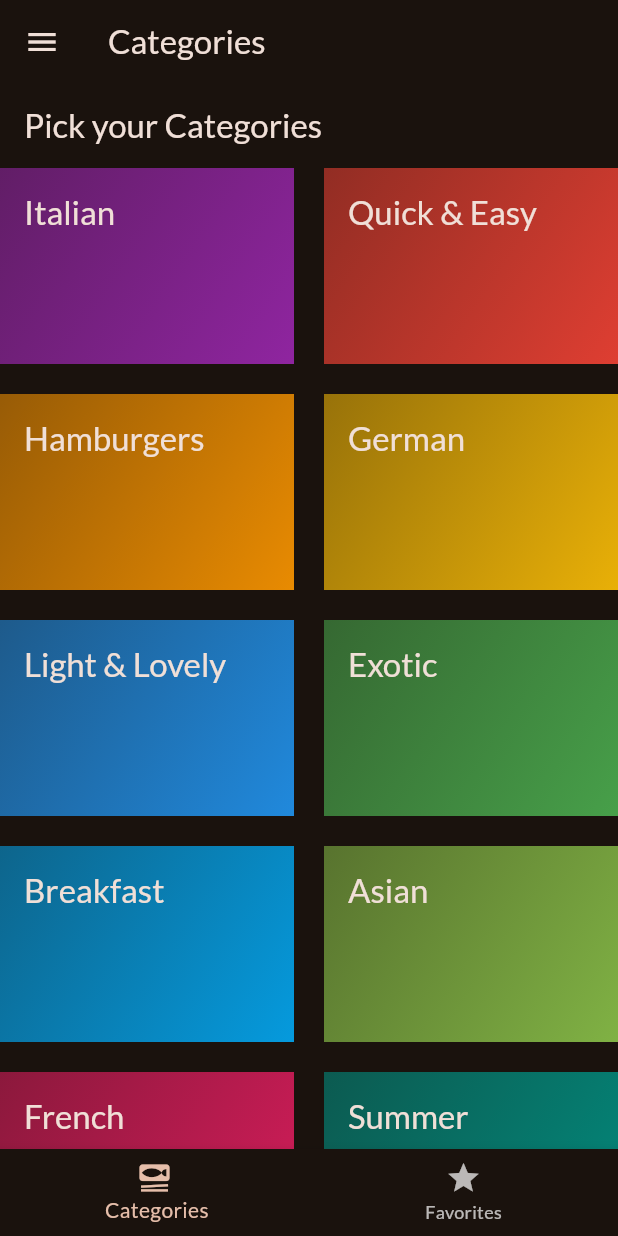
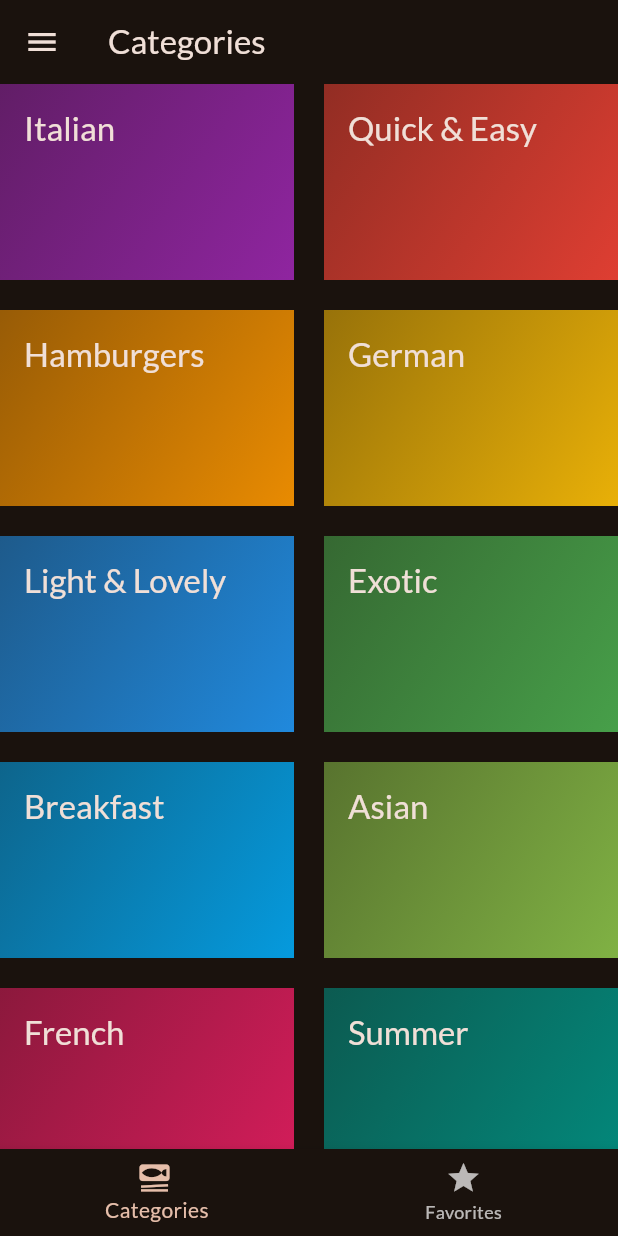
Before and after one commit to aniketjohri23/meals_app, a Flutter app: the screen it shows after launch, on a phone screen of 412 x 824 dp. Run offline on Flutter 3.47's test engine with Material 3 defaults, Android fonts, the phone set to English and light mode, and no system bars; our stand-ins replace flutter_riverpod, google_fonts, transparent_image.

```diff
--- a/lib/providers/filters_provider.dart
+++ b/lib/providers/filters_provider.dart
@@ -1,4 +1,3 @@
-import 'package:flutter_riverpod/flutter_riverpod.dart';
 import 'package:flutter_riverpod/flutter_riverpod.dart';
 import 'package:meals_app/providers/meals_provider.dart';
 
--- a/lib/screen/CategoriesScreen.dart
+++ b/lib/screen/CategoriesScreen.dart
@@ -1,3 +1,4 @@
+
 import 'package:flutter/material.dart';
 import 'package:meals_app/data/dummy_data.dart';
 import 'package:meals_app/screen/meals.dart';
@@ -7,16 +8,50 @@ import 'package:meals_app/model/Category.dart';
 import '../model/meal.dart';
 
 
-class CategoriesScreen extends StatelessWidget{
+
+
+
+
+
+class CategoriesScreen extends StatefulWidget{
 
   const CategoriesScreen ({super.key, required this.availableMeals});
 
 
   final List<Meal> availableMeals;
 
+  @override
+  State<CategoriesScreen> createState() => _CategoriesScreenState();
+}
+
+class _CategoriesScreenState extends State<CategoriesScreen> with SingleTickerProviderStateMixin{
+  late AnimationController _animationController;
+
+  @override
+  void initState(){
+
+    super.initState();
+
+    _animationController = AnimationController(
+      vsync: this,
+      duration: const Duration(milliseconds: 300),
+      lowerBound: 0,
+      upperBound: 1
+    );
+
+    _animationController.forward();
+  }
+
+
+  @override
+  void dispose(){
+    _animationController.dispose();      //to avoid memory overflows
+    super.dispose();
+  }
+
   void _selectCategory(BuildContext context , Category category){
 
-    final filteredMeals = availableMeals.
+    final filteredMeals = widget.availableMeals.
         where((meal) => meal.categories.contains(category.id)).toList();
 
     Navigator.of(context).push(
@@ -33,11 +68,9 @@ class CategoriesScreen extends StatelessWidget{
 
   @override
   Widget build(BuildContext context) {
-    return Scaffold(
-      appBar:AppBar(
-        title: Text("Pick your Categories"),
-      ),
-      body:GridView(
+    return AnimatedBuilder(
+        animation: _animationController,
+        child: GridView(
           gridDelegate: const SliverGridDelegateWithFixedCrossAxisCount(
             crossAxisCount: 2,
             childAspectRatio: 3/2,
@@ -54,8 +87,18 @@ class CategoriesScreen extends StatelessWidget{
               )
           ],
         ),
-    );            //usinng scaffold since Appbar can be diff for diff screens
+        builder: (context,child) =>SlideTransition(
+          position: Tween(
+                begin: const Offset(0,0.3),
+                end: const Offset(0,0),
+              ).animate(CurvedAnimation(
+                parent: _animationController,
+                curve: Curves.easeInOut)),
+
+          child: child,
+        ),
+
+    );
 
   }
-
 }
--- a/lib/screen/meals.dart
+++ b/lib/screen/meals.dart
@@ -55,7 +55,7 @@ class MealsScreen extends StatelessWidget{
 
     return Scaffold(
       appBar: AppBar(
-        title: Text(title),
+
       ),
       body:content,
     );
--- a/lib/screen/tabs.dart
+++ b/lib/screen/tabs.dart
@@ -1,17 +1,12 @@
 
 import 'package:meals_app/providers/favorites_provider.dart';
 import 'package:meals_app/providers/meals_provider.dart';
-import 'package:flutter/cupertino.dart';
-import 'package:flutter/material.dart';
 import 'package:flutter/material.dart';
 import 'package:flutter_riverpod/flutter_riverpod.dart';
-import 'package:meals_app/data/dummy_data.dart';
-import 'package:meals_app/main.dart';
 import 'package:meals_app/screen/CategoriesScreen.dart';
 import 'package:meals_app/screen/meals.dart';
 import 'package:meals_app/widdgets/main_drawer.dart';
 import 'package:meals_app/providers/filters_provider.dart';
-import '../model/meal.dart';
 import 'filters.dart';
 
 const kInitialFilter = {
@@ -79,7 +74,7 @@ class _TabsScreenState extends ConsumerState<TabsScreen>{
         title: "Favorites",
         meals: favMeals,
         );
-      activePageTitle = 'favorites';
+      activePageTitle = 'Favorites';
     }
 
     return Scaffold(
```
Also changed, not shown: lib/widdgets/meal_item.dart (+7 -1 lines), lib/widdgets/meeal_detailsScreen.dart (+25 -7 lines). Lines whose indentation alone changed are shown as unchanged.
